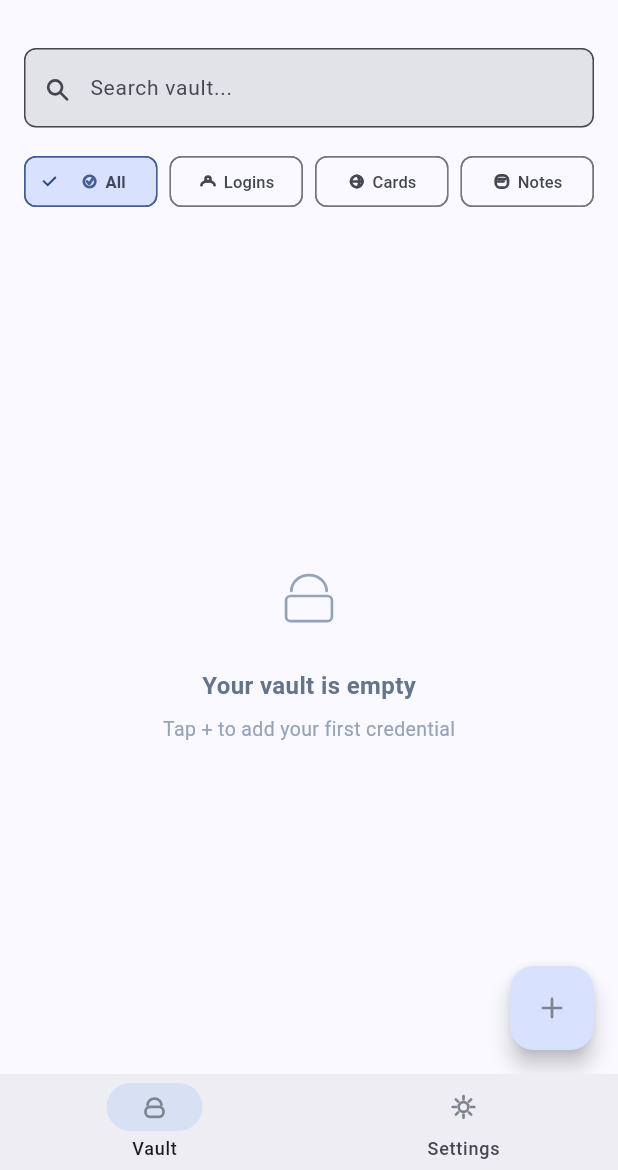
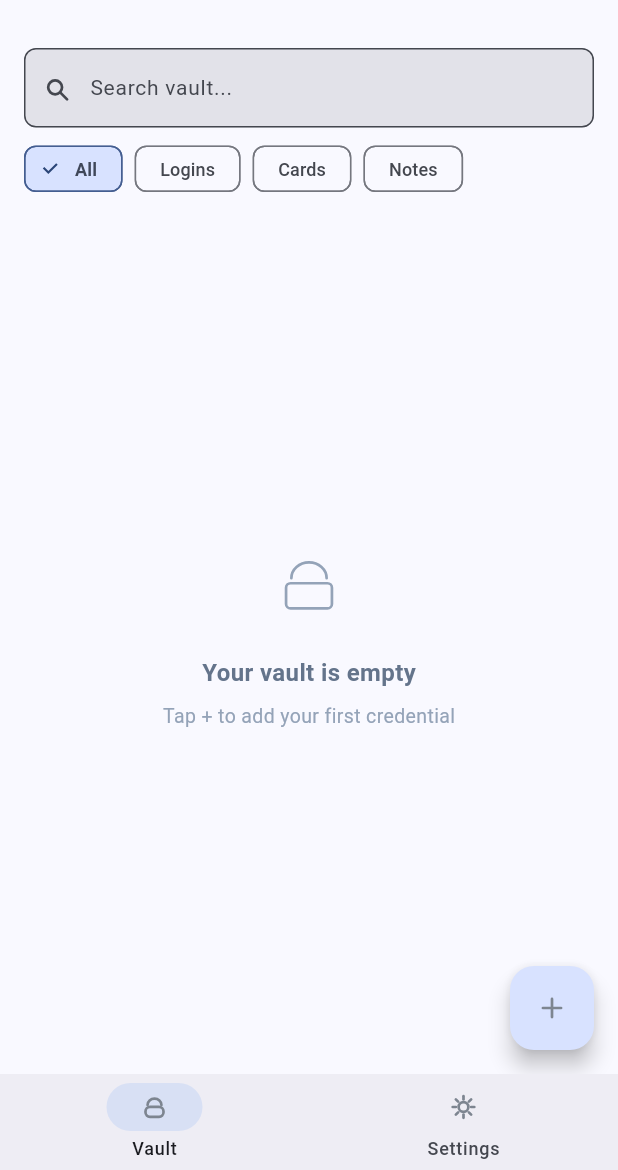
Before and after one commit to 1624318455/NexPass, a Flutter app: the MainScreen screen opened directly, on a phone screen of 412 x 824 dp, the part 66-1236 px from its top. Run offline on Flutter 3.47's test engine with Material 3 defaults, Android fonts, the phone set to English and light mode, and no system bars; our stand-ins replace flutter_riverpod, flutter_secure_storage, isar; missing offline and left inert: cryptography, pointycastle; accounts and stored records are empty; generated files the repository leaves out were written again; statements that could not run were skipped.

Commit message:
fix: resolve overflow issues in filter chips and item cards
- Wrap filter chip row in SingleChildScrollView for horizontal overflow
- Remove icons from filter chips (text-only for compactness)
- Add visualDensity and materialTapTargetSize to FilterChip
- Item card title font size increased to 14px

Co-Authored-By: Claude Opus 4.7 (1M context) <noreply@anthropic.com>

```diff
--- a/flutter_app/lib/screens/main_screen.dart
+++ b/flutter_app/lib/screens/main_screen.dart
@@ -120,16 +120,19 @@ class _VaultPageState extends ConsumerState<_VaultPage> {
         SliverToBoxAdapter(
           child: Padding(
             padding: const EdgeInsets.symmetric(horizontal: NexTheme.lg, vertical: NexTheme.xs),
+            child: SingleChildScrollView(
+              scrollDirection: Axis.horizontal,
               child: Row(
                 children: [
-                _tabChip(ref, S.tabAll, NexIconType.check, 0, vaultState.selectedTypeTab),
+                  _tabChip(ref, S.tabAll, 0, vaultState.selectedTypeTab),
                   const SizedBox(width: NexTheme.sm),
-                _tabChip(ref, S.tabLogins, NexIconType.person, 1, vaultState.selectedTypeTab),
+                  _tabChip(ref, S.tabLogins, 1, vaultState.selectedTypeTab),
                   const SizedBox(width: NexTheme.sm),
-                _tabChip(ref, S.tabCards, NexIconType.globe, 2, vaultState.selectedTypeTab),
+                  _tabChip(ref, S.tabCards, 2, vaultState.selectedTypeTab),
                   const SizedBox(width: NexTheme.sm),
-                _tabChip(ref, S.tabNotes, NexIconType.stickyNote, 3, vaultState.selectedTypeTab),
+                  _tabChip(ref, S.tabNotes, 3, vaultState.selectedTypeTab),
                 ],
+              ),
             ),
           ),
         ),
@@ -157,29 +160,20 @@ class _VaultPageState extends ConsumerState<_VaultPage> {
     );
   }
 
-  Widget _tabChip(WidgetRef ref, String label, NexIconType icon, int index, int activeIndex) {
+  Widget _tabChip(WidgetRef ref, String label, int index, int activeIndex) {
     final isActive = index == activeIndex;
     final cs = Theme.of(ref.context).colorScheme;
-    return Expanded(
-      child: FilterChip(
-        label: Row(
-          mainAxisAlignment: MainAxisAlignment.center,
-          children: [
-            NexIcon(icon, size: 13, color: isActive ? cs.primary : cs.onSurfaceVariant),
-            const SizedBox(width: 4),
-            Text(label, style: TextStyle(
-              fontSize: 11, fontWeight: isActive ? FontWeight.w600 : FontWeight.w500,
+    return FilterChip(
+      label: Text(label, style: TextStyle(
+        fontSize: 12, fontWeight: isActive ? FontWeight.w600 : FontWeight.w500,
       )),
-          ],
-        ),
       selected: isActive,
       onSelected: (_) => ref.read(vaultStateProvider.notifier).setTab(index),
       selectedColor: cs.primaryContainer,
       checkmarkColor: cs.onPrimaryContainer,
-        side: BorderSide(
-          color: isActive ? cs.primary : cs.outline,
-        ),
-      ),
+      side: BorderSide(color: isActive ? cs.primary : cs.outline),
+      visualDensity: VisualDensity.compact,
+      materialTapTargetSize: MaterialTapTargetSize.shrinkWrap,
     );
   }
 
@@ -368,7 +362,7 @@ class _VaultItemCard extends StatelessWidget {
                     children: [
                       Expanded(
                         child: Text(item.name, style: TextStyle(
-                          color: cs.onSurface, fontSize: 13, fontWeight: FontWeight.w600),
+                          color: cs.onSurface, fontSize: 14, fontWeight: FontWeight.w600),
                           maxLines: 1, overflow: TextOverflow.ellipsis),
                       ),
                       if (hasTotp) Container(
```
Also changed, not shown: debug-screenshot/md3_final.png (added), debug-screenshot/md3_vault.png (added), debug-screenshot/overflow_check.png (added), debug-screenshot/overflow_fixed.png (added). Lines whose indentation alone changed are shown as unchanged.
